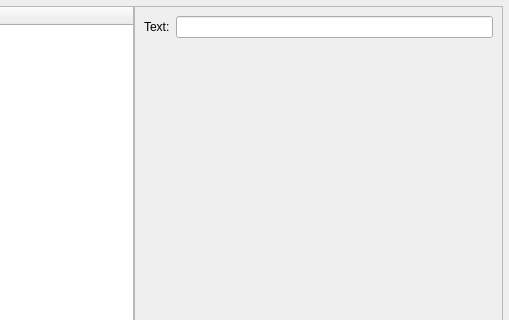
Before: the Qt Designer form resources/qoffice/editors/menueditor.ui in BarryCode/QOffice, drawn with Qt 5; both pictures show x 241 to 750 and y 0 to 320 of the 750 by 476 pixel window.
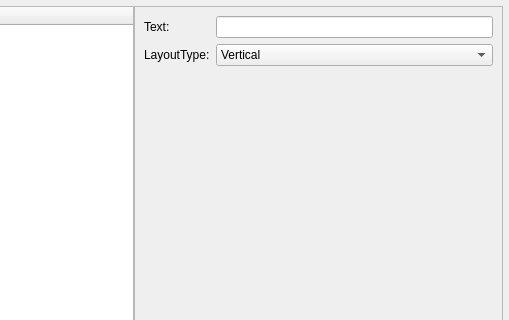
After: the same form once the commit is applied. The open tabs and pages were chosen to show the change.

The edit to the form file:
```diff
--- a/resources/qoffice/editors/menueditor.ui
+++ b/resources/qoffice/editors/menueditor.ui
@@ -553,6 +553,40 @@
          </property>
         </widget>
        </item>
+       <item row="1" column="0">
+        <widget class="QLabel" name="label">
+         <property name="text">
+          <string>LayoutType:</string>
+         </property>
+        </widget>
+       </item>
+       <item row="1" column="1">
+        <widget class="QComboBox" name="comboBox">
+         <property name="currentText">
+          <string>Grid</string>
+         </property>
+         <item>
+          <property name="text">
+           <string>Vertical</string>
+          </property>
+         </item>
+         <item>
+          <property name="text">
+           <string>Horizontal</string>
+          </property>
+         </item>
+         <item>
+          <property name="text">
+           <string>Form</string>
+          </property>
+         </item>
+         <item>
+          <property name="text">
+           <string>Grid</string>
+          </property>
+         </item>
+        </widget>
+       </item>
       </layout>
      </widget>
      <widget class="QWidget" name="swpTopMenuItem">
```
Left out of the diff: 2 changed lines with no effect on the pictures.
